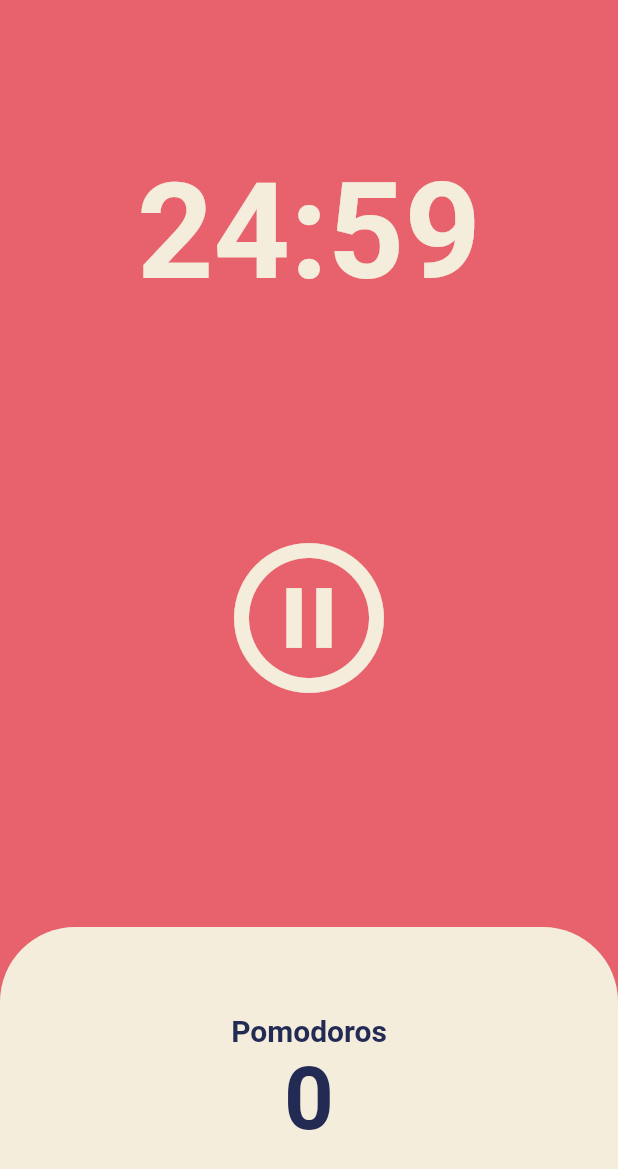
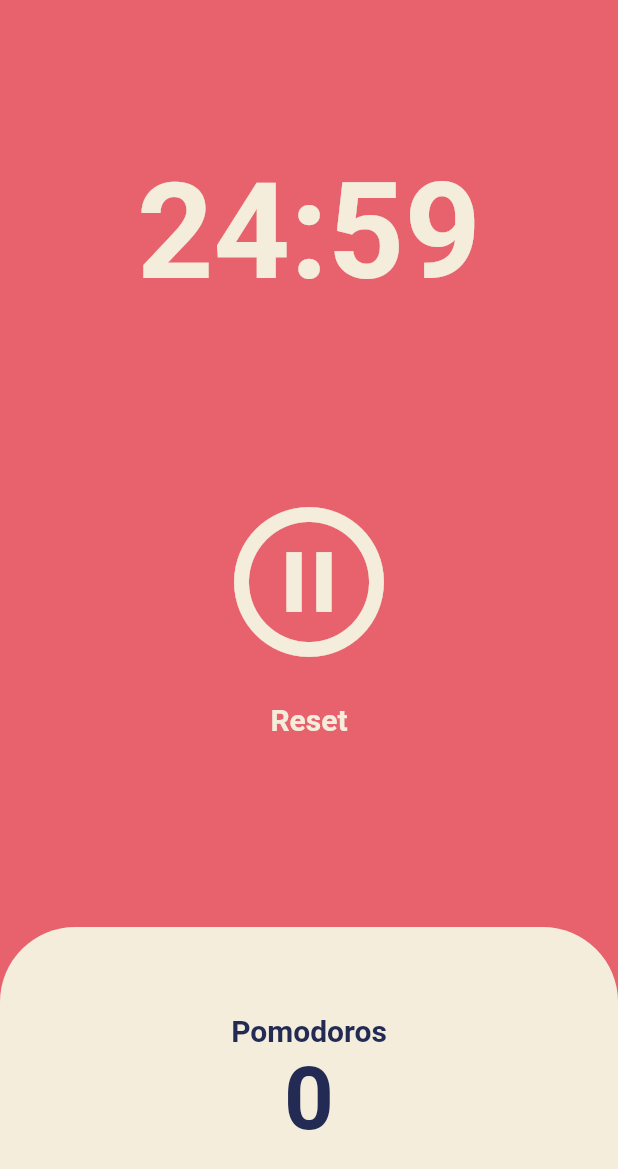
Before and after one commit to chae1-1111/flutter-pomodoro, a Flutter app: the screen it shows after launch, after a tap on the "play circle outline" icon, on a phone screen of 412 x 824 dp. Shown: the top 1169 px of the screen. Run offline on Flutter 3.47's test engine with Material 2 defaults, Android fonts, the phone set to English and light mode, and no system bars.

Commit message:
add reset timer feature

```diff
--- a/lib/screens/home_screen.dart
+++ b/lib/screens/home_screen.dart
@@ -50,6 +50,14 @@ class _HomeScreenState extends State<HomeScreen> {
     });
   }
 
+  void onResetPressed() {
+    setState(() {
+      isRunning = false;
+      totalSeconds = twentyFiveMinutes;
+    });
+    timer.cancel();
+  }
+
   String format(int seconds) {
     var duration = Duration(seconds: seconds);
     var data = duration.toString().split(".").first.split(":");
@@ -80,13 +88,31 @@ class _HomeScreenState extends State<HomeScreen> {
             flex: 2,
             child: Container(
               child: Center(
-                child: IconButton(
+                child: Column(
+                  mainAxisAlignment: MainAxisAlignment.center,
+                  children: [
+                    IconButton(
                       iconSize: 120,
                       color: Theme.of(context).cardColor,
                       onPressed: isRunning ? onPausePressed : onStartPressed,
                       icon: Icon(isRunning
                           ? Icons.pause_circle_outline
                           : Icons.play_circle_outline),
+                    ),
+                    !isRunning && totalSeconds == twentyFiveMinutes
+                        ? const SizedBox(height: 48)
+                        : TextButton(
+                            onPressed: onResetPressed,
+                            child: Text(
+                              "Reset",
+                              style: TextStyle(
+                                color: Theme.of(context).cardColor,
+                                fontSize: 20,
+                                fontWeight: FontWeight.w600,
+                              ),
+                            ),
+                          ),
+                  ],
                 ),
               ),
             ),
```
Lines whose indentation alone changed are shown as unchanged.
